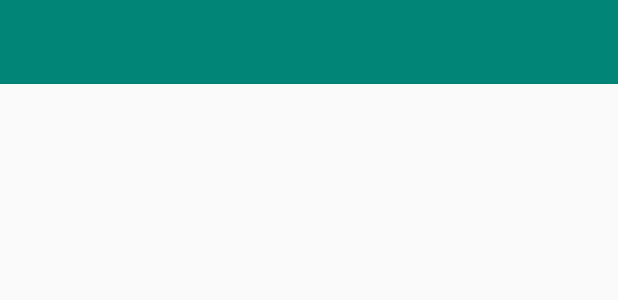
After one commit to Strosel/T4Exjobb, an Android app: the layout activity_recepit.xml on its own in the app's theme, with its tools: preview values and no code run, on a phone screen of 412 x 824 dp. The commit adds this screen. Shown: the top 300 px of the screen. Run offline under Robolectric (Android 15) with nearby library versions, the phone set to English and light mode, and no system bars.

Commit message:
uppdated app

```diff
--- a/app/app/src/main/AndroidManifest.xml
+++ b/app/app/src/main/AndroidManifest.xml
@@ -19,11 +19,9 @@
                 <category android:name="android.intent.category.LAUNCHER" />
             </intent-filter>
         </activity>
-
         <activity android:name=".MenuActivity" />
-
         <activity android:name=".CartActivity" />
-
+        <activity android:name=".items.RecepitActivity"></activity>
     </application>
 
 </manifest>
--- /dev/null
+++ b/app/app/src/main/res/layout/activity_recepit.xml
@@ -0,0 +1,17 @@
+<?xml version="1.0" encoding="utf-8"?>
+<android.support.constraint.ConstraintLayout xmlns:android="http://schemas.android.com/apk/res/android"
+    xmlns:app="http://schemas.android.com/apk/res-auto"
+    xmlns:tools="http://schemas.android.com/tools"
+    android:layout_width="match_parent"
+    android:layout_height="match_parent"
+    tools:context=".CartActivity">
+
+    <android.support.v7.widget.Toolbar
+        android:id="@+id/rec_toolbar"
+        android:layout_width="match_parent"
+        android:layout_height="wrap_content"
+        android:background="@color/colorPrimary"
+        android:minHeight="?attr/actionBarSize"
+        android:theme="@style/AppTheme.ActionBar" />
+
+</android.support.constraint.ConstraintLayout>
--- a/app/app/src/main/res/values/strings.xml
+++ b/app/app/src/main/res/values/strings.xml
@@ -1,6 +1,6 @@
 <resources>
     <string name="app_name">Exjobb</string>
-    <string name="server_endpoint">http://192.168.1.128:8080</string>
+    <string name="server_endpoint">http://192.168.1.127:8080</string>
     <string name="cache_file_name">orderCache.json</string>
 
     <string name="err_conn">Can\'t Connect</string>
```
Also changed, not shown: app/app/src/main/java/com/example/tbte4/exjobb/CartActivity.java (+31 -1 lines), app/app/src/main/java/com/example/tbte4/exjobb/adapters/LocationsAdapter.java (+3 -5 lines), app/app/src/main/java/com/example/tbte4/exjobb/helpers/HttpLoader.java (+20 -0 lines), app/app/src/main/java/com/example/tbte4/exjobb/helpers/cacheFileHelper.java (+9 -8 lines), app/app/src/main/java/com/example/tbte4/exjobb/items/RecepitActivity.java (added, +13 -0 lines).
